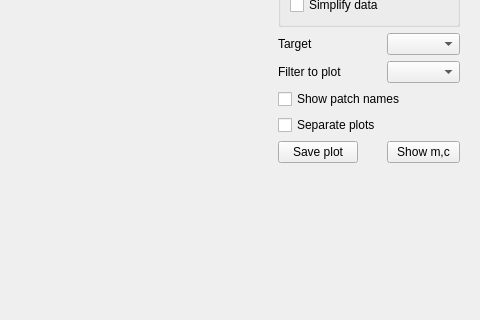
Old version of the form src/pcot/assets/tabreflectance.ui in the repository AU-ExoMars/PCOT; both pictures show x 466 to 946 and y 162 to 482 of the 946 by 665 pixel window.
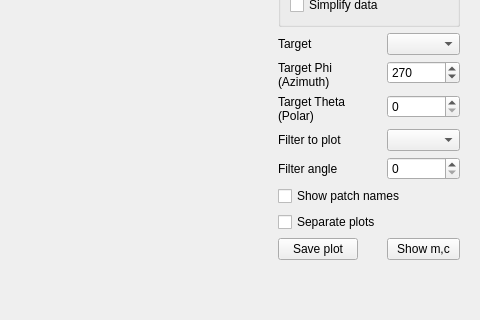
New version of the form. Custom widgets are drawn as their Qt base class.

Commit message: Phi/theta/filter angles now wired into the reflectance node!

What changed in the file:
```diff
--- a/src/pcot/assets/tabreflectance.ui
+++ b/src/pcot/assets/tabreflectance.ui
@@ -132,44 +132,91 @@
       <item row="2" column="1">
        <widget class="QComboBox" name="targetCombo"/>
       </item>
-      <item row="3" column="0">
+      <item row="6" column="0">
        <widget class="QLabel" name="label_2">
         <property name="text">
          <string>Filter to plot</string>
         </property>
        </widget>
       </item>
-      <item row="3" column="1">
+      <item row="6" column="1">
        <widget class="QComboBox" name="filterCombo"/>
       </item>
-      <item row="4" column="0" colspan="2">
+      <item row="8" column="0" colspan="2">
        <widget class="QCheckBox" name="showPatchesBox">
         <property name="text">
          <string>Show patch names</string>
         </property>
        </widget>
       </item>
-      <item row="6" column="0">
+      <item row="10" column="0">
        <widget class="QPushButton" name="saveButton">
         <property name="text">
          <string>Save plot</string>
         </property>
        </widget>
       </item>
-      <item row="6" column="1">
+      <item row="10" column="1">
        <widget class="QPushButton" name="showMCButton">
         <property name="text">
          <string>Show m,c</string>
         </property>
        </widget>
       </item>
-      <item row="5" column="0">
+      <item row="9" column="0">
        <widget class="QCheckBox" name="sepPlotsBox">
         <property name="text">
          <string>Separate plots</string>
         </property>
        </widget>
       </item>
+      <item row="3" column="0">
+       <widget class="QLabel" name="label_5">
+        <property name="text">
+         <string>Target Phi
+(Azimuth)</string>
+        </property>
+       </widget>
+      </item>
+      <item row="4" column="0">
+       <widget class="QLabel" name="label_6">
+        <property name="text">
+         <string>Target Theta
+(Polar)</string>
+        </property>
+       </widget>
+      </item>
+      <item row="3" column="1">
+       <widget class="QSpinBox" name="phiSpin">
+        <property name="maximum">
+         <number>359</number>
+        </property>
+        <property name="value">
+         <number>270</number>
+        </property>
+       </widget>
+      </item>
+      <item row="4" column="1">
+       <widget class="QSpinBox" name="thetaSpin">
+        <property name="maximum">
+         <number>90</number>
+        </property>
+       </widget>
+      </item>
+      <item row="7" column="0">
+       <widget class="QLabel" name="label_7">
+        <property name="text">
+         <string>Filter angle</string>
+        </property>
+       </widget>
+      </item>
+      <item row="7" column="1">
+       <widget class="QSpinBox" name="filterAngleSpin">
+        <property name="maximum">
+         <number>40</number>
+        </property>
+       </widget>
+      </item>
      </layout>
     </widget>
    </item>
```
The commit also changes 3 other files.
